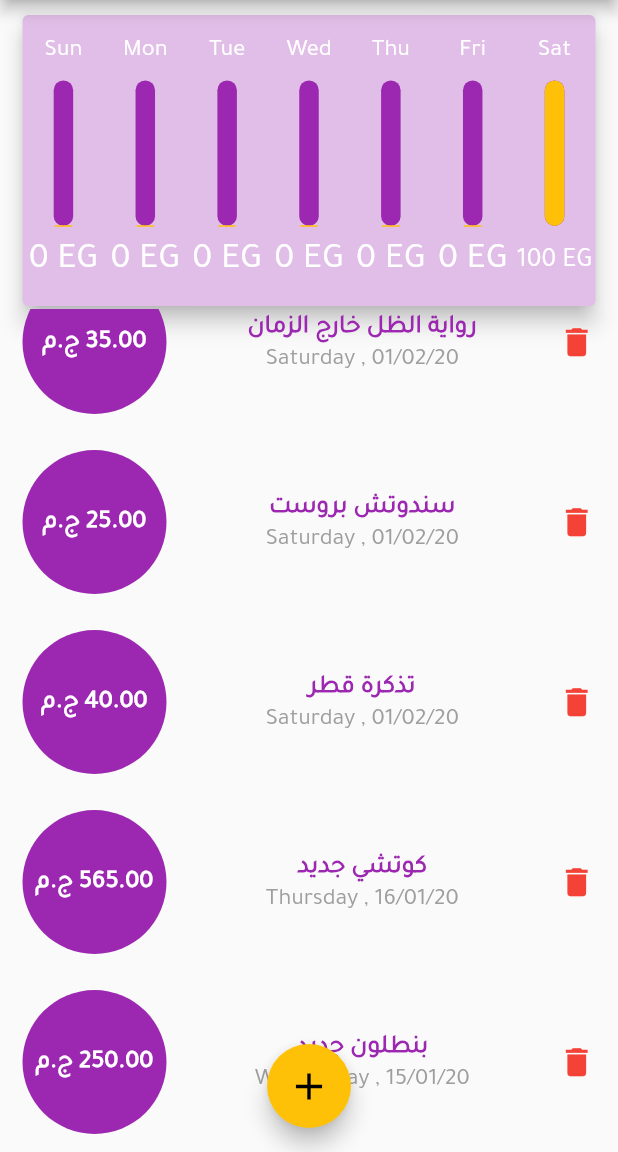
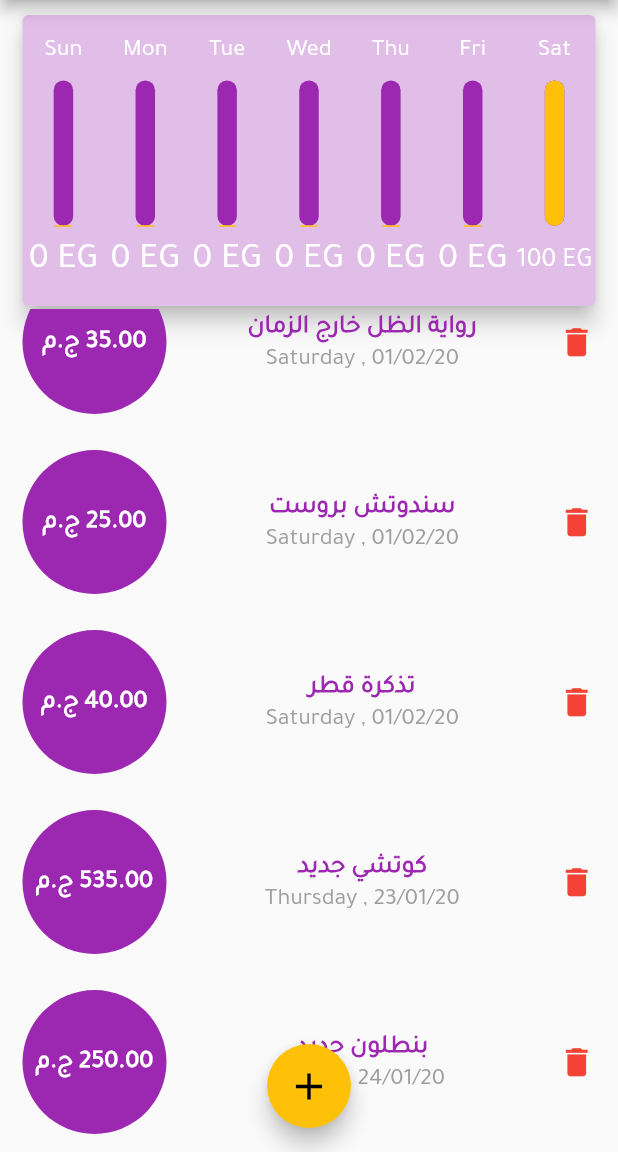
Before and after one commit to grayHatEnigma/Expense-Manager, a Flutter app: the screen it shows after launch, scrolled down 38 dp, on a phone screen of 412 x 824 dp, the part 84-1236 px from its top. Run offline on Flutter 3.47's test engine with Material 2 defaults, Android fonts, the phone set to English and light mode, and no system bars; our stand-ins replace date_format.

```diff
--- /dev/null
+++ b/lib/database/database_helpers.dart
@@ -0,0 +1,3 @@
+class DataBaseHelpers {
+  //TODO 1 : MAKE A DATABASE HELPER CLASS FOR SQLite
+}
--- a/lib/models/transactions_data.dart
+++ b/lib/models/transactions_data.dart
@@ -23,13 +23,13 @@ class TransactionsData with ChangeNotifier {
     Transaction(
         id: 't3',
         title: 'كوتشي جديد',
-        amount: 565,
-        date: DateTime(2020, 1, 16)),
+        amount: 535,
+        date: DateTime(2020, 1, 23)),
     Transaction(
         id: 't4',
         title: 'بنطلون جديد',
         amount: 250,
-        date: DateTime(2020, 1, 15)),
+        date: DateTime(2020, 1, 24)),
   ];
 
   /// Recent Transactions ( Last week ) .
@@ -82,8 +82,13 @@ class TransactionsData with ChangeNotifier {
   }
 
   // Delete an existing transaction from the list
-  void deleteTransaction(int index) {
-    _transactions.removeAt(index);
+  void deleteTransaction({int index, String id}) {
+    if (id == null) {
+      _transactions.removeAt(index);
+    } else {
+      _transactions.removeWhere((tx) => tx.id == id);
+    }
+
     notifyListeners();
   }
 } // TransactionsData class end
--- a/lib/screens/add_transaction_screen.dart
+++ b/lib/screens/add_transaction_screen.dart
@@ -102,7 +102,8 @@ class _AddTransactionState extends State<AddTransaction> {
                           title: titleController.text,
                           amount: double.parse(amountController.text),
                           date: chosenDate,
-                          id: chosenDate.hashCode.toString());
+                          id: chosenDate.hashCode.toString() +
+                              titleController.text.hashCode.toString());
 
                   // clear the controllers
                   amountController.clear();
--- a/lib/screens/home_screen.dart
+++ b/lib/screens/home_screen.dart
@@ -16,11 +16,32 @@ class MyHomePage extends StatefulWidget {
   _MyHomePageState createState() => _MyHomePageState();
 }
 
-class _MyHomePageState extends State<MyHomePage> {
+class _MyHomePageState extends State<MyHomePage> with WidgetsBindingObserver {
   bool _showChart = false;
 
   @override
+  void didChangeAppLifecycleState(AppLifecycleState state) {
+    print(state);
+    super.didChangeAppLifecycleState(state);
+  }
+
+  @override
+  void initState() {
+    WidgetsBinding.instance.addObserver(this);
+    super.initState();
+  }
+
+  @override
+  void dispose() {
+    WidgetsBinding.instance.removeObserver(this);
+    super.dispose();
+  }
+
+  @override
   Widget build(BuildContext context) {
+    /// this line here will make this widget listens to changes from MediaQuery
+    /// so whenever data in MediaQuery changes this widget will call:
+    /// didChangeDependencies() function
     final mediaQuery = MediaQuery.of(context);
     bool isLandscape = mediaQuery.orientation == Orientation.landscape;
 
@@ -34,7 +55,7 @@ class _MyHomePageState extends State<MyHomePage> {
               color: Colors.white,
             ),
             onPressed: () {
-              /// open modal bottom sheet
+              // open modal bottom sheet
               addNewTransaction(context);
             },
           )
@@ -51,7 +72,7 @@ class _MyHomePageState extends State<MyHomePage> {
               ),
               backgroundColor: Theme.of(context).accentColor,
               onPressed: () {
-                /// open modal bottom sheet
+                // open modal bottom sheet
                 addNewTransaction(context);
               },
             ),
--- a/lib/widgets/transaction_tile_widget.dart
+++ b/lib/widgets/transaction_tile_widget.dart
@@ -1,4 +1,5 @@
 //flutter core
+import 'dart:math';
 import 'package:flutter/material.dart';
 
 //my imports
@@ -9,7 +10,7 @@ class TransactionTile extends StatelessWidget {
   final Transaction transaction;
   final Function deleteCallback;
 
-  TransactionTile({this.transaction, this.deleteCallback});
+  TransactionTile({@required this.transaction, @required this.deleteCallback});
 
   @override
   Widget build(BuildContext context) {
@@ -45,11 +46,11 @@ class TransactionTile extends StatelessWidget {
               crossAxisAlignment: CrossAxisAlignment.end,
               children: <Widget>[
                 if (mediaQueryData.size.width > 450)
-                  Text(
+                  const Text(
                     'Delete',
-                    style: TextStyle(color: Theme.of(context).errorColor),
+                    style: TextStyle(color: Colors.red),
                   ),
-                Icon(
+                const Icon(
                   Icons.delete,
                   size: 25,
                   color: Colors.red,
```
Also changed, not shown: lib/screens/analysis_screen.dart (added, +12 -0 lines), lib/screens/income_screen.dart (added, +12 -0 lines), lib/screens/intro_screen.dart (added, +12 -0 lines), lib/widgets/transactions_list_widget.dart (+15 -1 lines).
